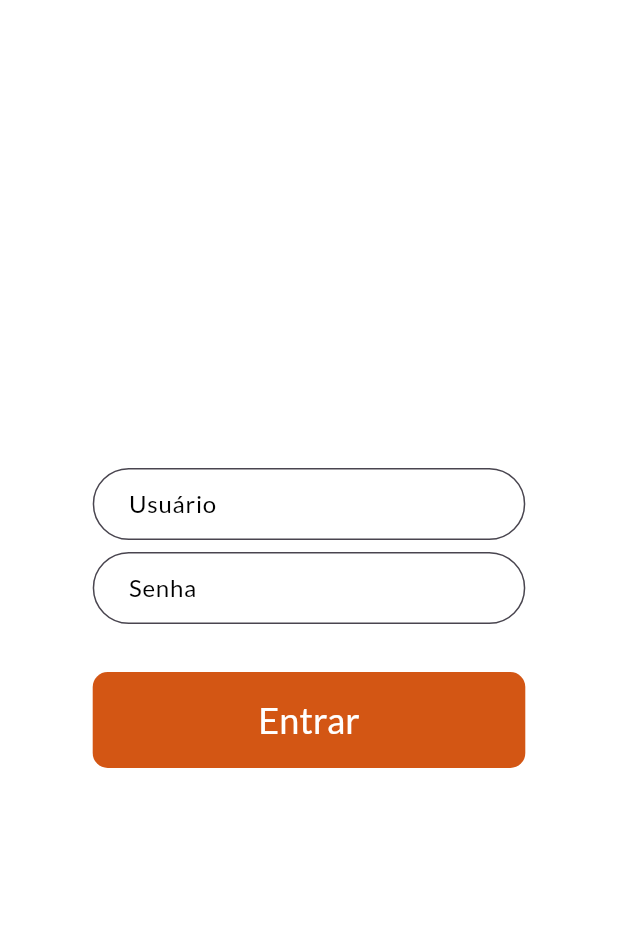
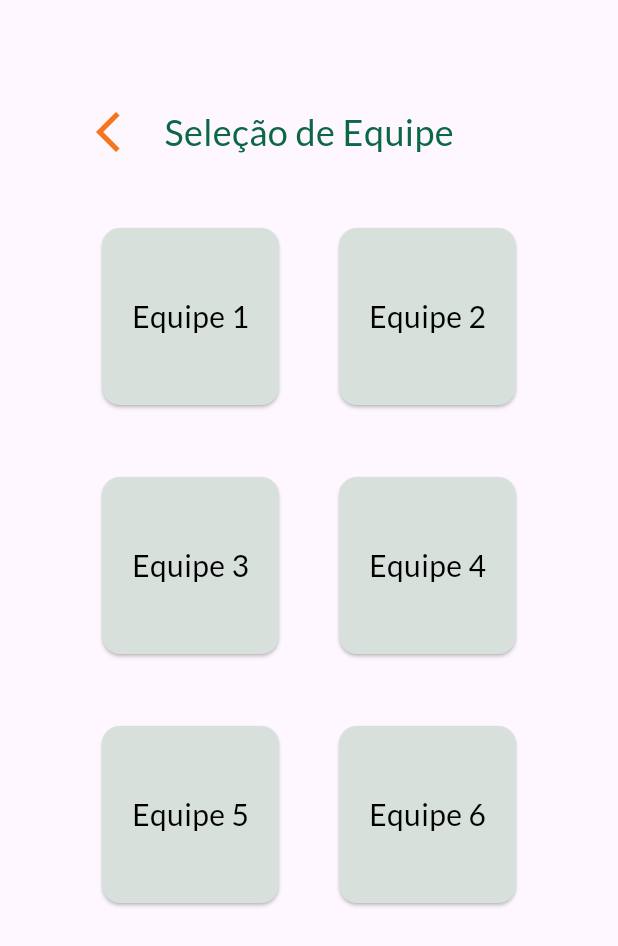
Before and after one commit to anselmomartins1918/Inspira, a Flutter app: the screen it shows after launch, on a phone screen of 412 x 824 dp. Shown: the top 946 px of the screen. Run offline on Flutter 3.47's test engine with Material 3 defaults, Android fonts, the phone set to English and light mode, and no system bars; our stand-ins replace firebase_auth, firebase_core, flutter_svg; accounts and stored records are empty.

Commit message:
feat: Created team selection

```diff
--- a/lib/app/ui/pages/home_page.dart
+++ b/lib/app/ui/pages/home_page.dart
@@ -70,7 +70,8 @@ class HomePage extends StatelessWidget {
                     SizedBox(
                       width: size.width * 0.6,
                       child: CustomButton(
-                        onPressed: () {},
+                        onPressed: () =>
+                            Navigator.pushNamed(context, '/team_selection'),
                         text: 'Avaliar equipe',
                       ),
                     ),
--- /dev/null
+++ b/lib/app/ui/pages/team_selection.dart
@@ -0,0 +1,90 @@
+import 'package:flutter/material.dart';
+
+class TeamSelection extends StatelessWidget {
+  const TeamSelection({super.key});
+
+  static const List<String> teams = [
+    'Equipe 1',
+    'Equipe 2',
+    'Equipe 3',
+    'Equipe 4',
+    'Equipe 5',
+    'Equipe 6'
+  ];
+
+  @override
+  Widget build(BuildContext context) {
+    Size size = MediaQuery.of(context).size;
+
+    return Scaffold(
+      body: Container(
+        height: size.height,
+        width: size.width,
+        margin: const EdgeInsets.symmetric(horizontal: 48.0, vertical: 64.0),
+        child: Column(
+          mainAxisAlignment: MainAxisAlignment.spaceBetween,
+          children: [
+            Stack(
+              children: [
+                IconButton(
+                  color: const Color(0xFFF6741C),
+                  icon: const Icon(Icons.arrow_back_ios_new),
+                  iconSize: 32.0,
+                  onPressed: () => Navigator.pop(context),
+                ),
+                const SizedBox(
+                  height: 48.0,
+                  child: Row(
+                    mainAxisAlignment: MainAxisAlignment.center,
+                    children: [
+                      Text(
+                        'Seleção de Equipe',
+                        style: TextStyle(
+                          color: Color(0xFF0A6844),
+                          fontFamily: 'Lato',
+                          fontSize: 24.0,
+                        ),
+                      ),
+                    ],
+                  ),
+                ),
+              ],
+            ),
+            const SizedBox(height: 20.0),
+            Expanded(
+              child: GridView.builder(
+                physics: const NeverScrollableScrollPhysics(),
+                gridDelegate: const SliverGridDelegateWithFixedCrossAxisCount(
+                  crossAxisCount: 2,
+                  crossAxisSpacing: 32.0,
+                  mainAxisSpacing: 40.0,
+                ),
+                itemCount: teams.length,
+                itemBuilder: (context, index) {
+                  return Card(
+                    color: const Color(0xFFD7E0DB),
+                    child: Stack(
+                      children: [
+                        Center(
+                          child: Text(
+                            teams[index],
+                            style: const TextStyle(
+                              color: Colors.black,
+                              fontFamily: 'Lato',
+                              fontSize: 20.0,
+                            ),
+                          ),
+                        ),
+                      ],
+                    ),
+                  );
+                },
+                padding: const EdgeInsets.all(16.0),
+              ),
+            ),
+          ],
+        ),
+      ),
+    );
+  }
+}
--- a/lib/main.dart
+++ b/lib/main.dart
@@ -5,6 +5,7 @@ import 'package:inspira/app/data/services/auth_service.dart';
 import 'package:inspira/app/ui/pages/home_page.dart';
 import 'package:inspira/app/ui/pages/login_page.dart';
 import 'package:inspira/app/ui/pages/splash_page.dart';
+import 'package:inspira/app/ui/pages/team_selection.dart';
 import 'package:inspira/firebase_options.dart';
 import 'package:provider/provider.dart';
 
@@ -29,10 +30,12 @@ class MainApp extends StatelessWidget {
       child: MaterialApp(
         debugShowCheckedModeBanner: false,
         title: 'Inspira',
+        initialRoute: '/team_selection',
         routes: {
-          '/': (context) => const SplashPage(),
+          '/': (context) => const TeamSelection(),
           '/home': (context) => const HomePage(),
           '/login': (context) => const LoginPage(),
+          '/team_selection': (context) => const TeamSelection(),
         },
       ),
     );
```
